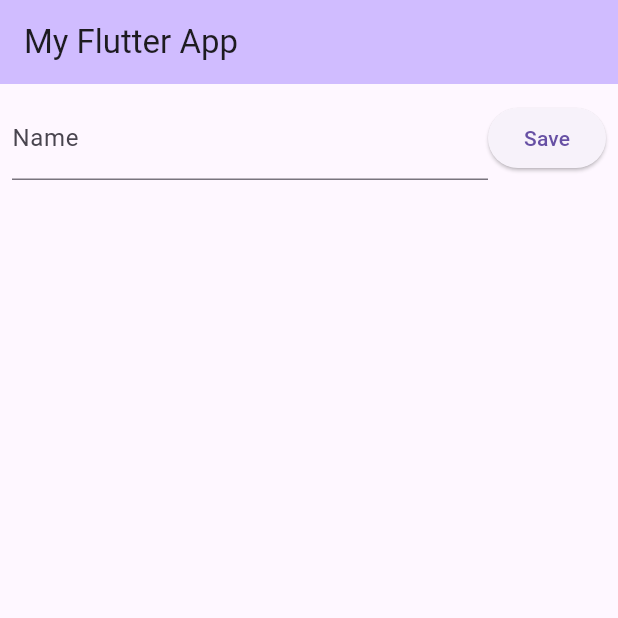
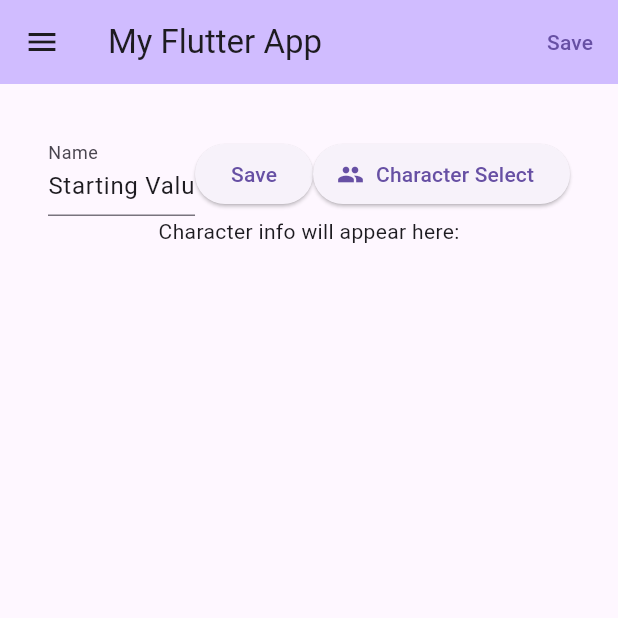
Before and after one commit to lfwells/kit305_tutorial_10_flutter, a Flutter app: the screen it shows after launch, on a phone screen of 412 x 824 dp, the top half of it. Run offline on Flutter 3.47's test engine with Material 3 defaults, Android fonts, the light colour scheme and no system bars.

Commit message:
end of live code

```diff
--- a/lib/main.dart
+++ b/lib/main.dart
@@ -1,4 +1,5 @@
 import 'package:flutter/material.dart';
+import 'package:tutorial_10_flutter/character_select_screen.dart';
 
 void main() {
   runApp(const MyApp());
@@ -20,8 +21,20 @@
   }
 }
 
-class FirstPage extends StatelessWidget {
+class FirstPage extends StatefulWidget {
   const FirstPage({Key? key}) : super(key: key);
+
+  //if we have parameters they will go here
+
+  @override
+  State<FirstPage> createState() => _FirstPageState();
+}
+
+class _FirstPageState extends State<FirstPage>
+{
+  //if we state values they will go here
+  final TextEditingController _txtNameField = TextEditingController(text: "Starting Value");
+  String characterInfo = "";
 
   @override
   Widget build(BuildContext context) {
@@ -30,13 +43,23 @@
       appBar: AppBar(
         title: const Text("My Flutter App"),
         backgroundColor: Theme.of(context).colorScheme.inversePrimary,
+        actions: [
+          TextButton(onPressed: () { print("hello"); }, child: const Text("Save"))
+        ],
+      ),
+      drawer: Drawer(
+        width: 100,
+        child: TextButton(onPressed: () { print("hello"); }, child: const Text("Save"))
       ),
       body: Padding(
-        padding: const EdgeInsets.all(8.0),
-        child: Row(
+        padding: const EdgeInsets.all(32.0),
+        child: Column(
+          children: [
+            Row(
               children: [
                 Expanded(
                   child: TextField(
+                    controller: _txtNameField,
                     decoration: const InputDecoration(
                         hintText: "Enter Name",
                         labelText: "Name"
@@ -47,20 +70,45 @@
                   child:const Text("Save"),
                   onPressed: () =>
                   {
-                //TODO: Navigate to second screen
+                    //go to the next page
+                    Navigator.push(context, MaterialPageRoute (
+                      builder: getTheNextPage
+                    ),)
                   },
                 ),
+                ElevatedButton.icon(onPressed: () async
+                {
+                  var result = await Navigator.push(context, MaterialPageRoute(builder: (context) => const CharacterSelectScreen()));
+                  print(result);
+                  setState(() {
+                    characterInfo = result;
+                  });
+                }, icon: const Icon(Icons.people), label: const Text("Character Select"))
+              ],
+            ),
+
+            Text("Character info will appear here:"),
+            Text(characterInfo)
           ],
         ),
       ),
     );
   }
+
+  Widget getTheNextPage(BuildContext context)
+  {
+    return SecondPage(name: _txtNameField.text);
+    //use the text selection lol
+    //return SecondPage(name: _txtNameField.text.substring(_txtNameField.selection.start, _txtNameField.selection.end));
+  }
 }
 
 class SecondPage extends StatelessWidget {
 
+  //parameter storage
   final String name;
 
+  //constructor,              with parameter list
   const SecondPage({Key? key, required this.name}) : super(key: key);
 
   @override
@@ -70,6 +118,10 @@
       appBar: AppBar(
         title: const Text("Second Screen"),
         backgroundColor: Theme.of(context).colorScheme.inversePrimary,
+
+        //can get rid of back button
+        //automaticallyImplyLeading: false,
+        //leading: Text("Hi mom")
       ),
       body: Padding(
         padding: const EdgeInsets.all(8.0),
```
Also changed, not shown: lib/character_select_screen.dart (added, +126 -0 lines). Lines whose indentation alone changed are shown as unchanged.
